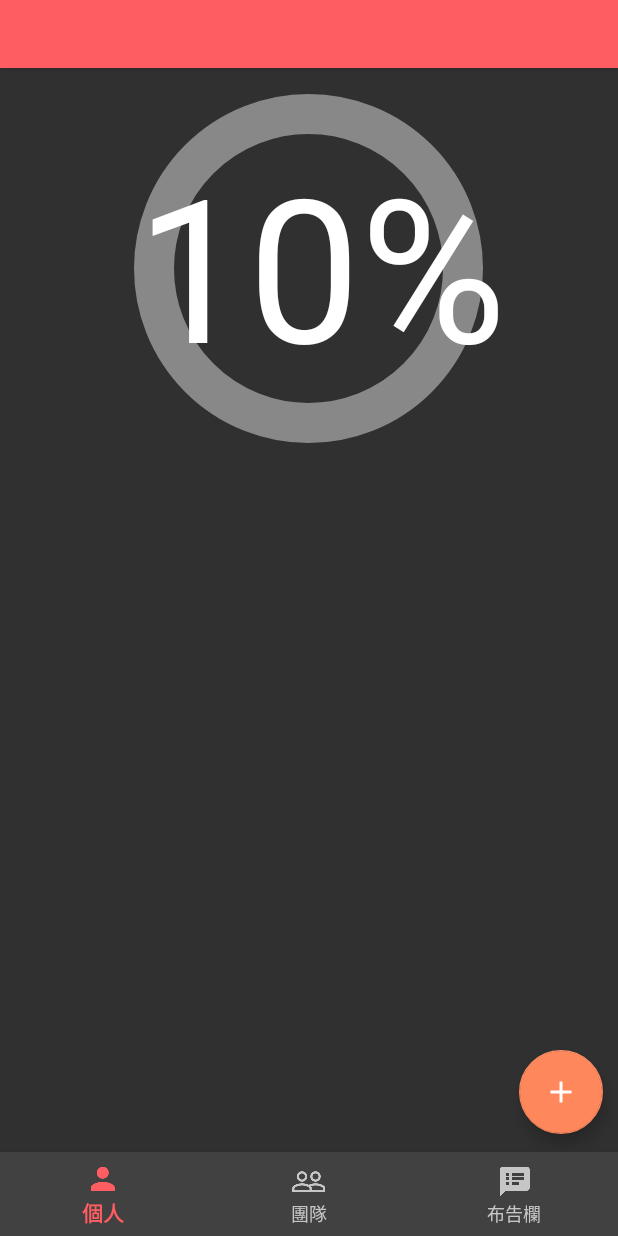
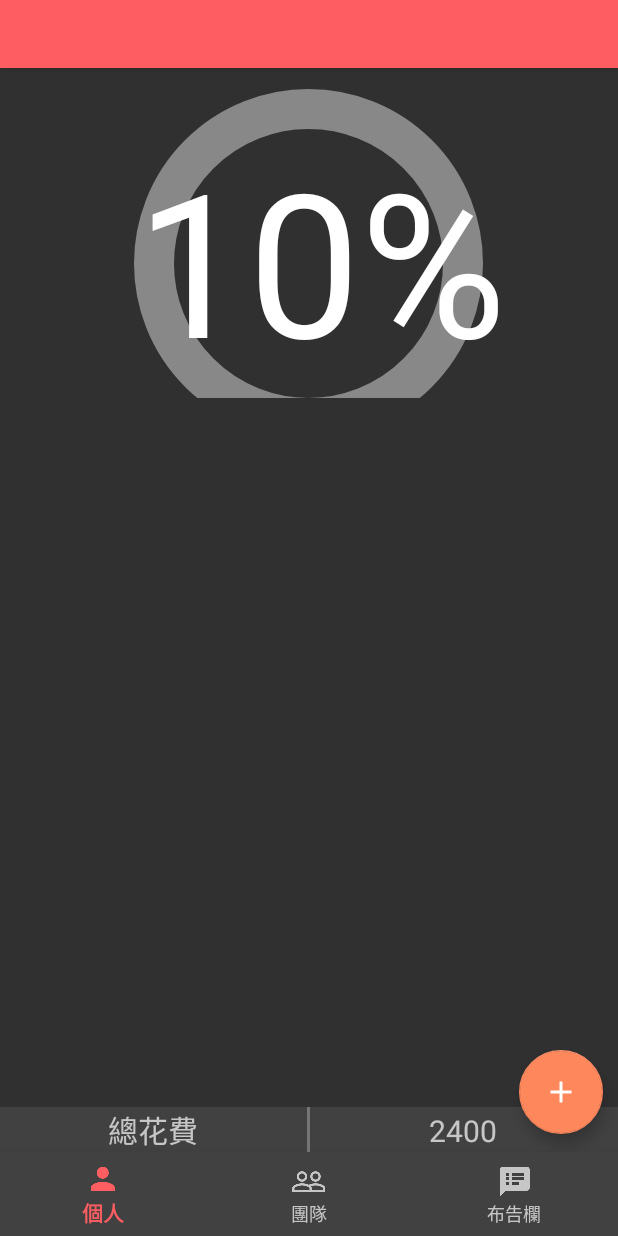
Before and after one commit to kmgs4524/ProjectCraft, an Android app: the fragment FinanceFragment placed in its activity, on a phone screen of 412 x 824 dp. Run offline under Robolectric (Android 15) with nearby library versions, the phone set to English and light mode, and no system bars; our stand-ins replace ButterKnife, CircleImageView, Firebase (no records; nobody signed in at launch, a user with empty details on screens opened directly), Picasso.

Commit message:
財務管理畫面下方新增總金額的LinearLayout、ProgressWheel新增一些註解

```diff
--- a/app/src/main/java/com/example/york/teamcraft/financefragment/ProgressWheel.java
+++ b/app/src/main/java/com/example/york/teamcraft/financefragment/ProgressWheel.java
@@ -78,10 +78,10 @@ public class ProgressWheel extends View {
     public void setPaintProgress() {
         paintProgress = new Paint();    // 進度條的畫筆
         paintProgress.setColor(Color.RED);
-        paintProgress.setAntiAlias(true);
-        paintProgress.setStyle(Paint.Style.STROKE);
-        paintProgress.setStrokeWidth(progressWidth);
-        paintProgress.setStrokeCap(Paint.Cap.ROUND);
+        paintProgress.setAntiAlias(true);   // 設定是否反鋸齒
+        paintProgress.setStyle(Paint.Style.STROKE); // 畫筆的樣式, STROKE為空心
+        paintProgress.setStrokeWidth(progressWidth);    // 當畫筆樣式為STROKE時, 設置畫筆的寬度
+        paintProgress.setStrokeCap(Paint.Cap.ROUND);    // 畫筆使末端的樣式, ROUND為圓弧狀
     }
 
     // 設定圓環背景
@@ -107,10 +107,8 @@ public class ProgressWheel extends View {
         // 每次重繪都增加1度
         sweepAngle = sweepAngle + 1;
 //        percentNum = percentNum + 1;
-        Log.d("percentNum", Integer.toString(percentNum));
 //        text = Integer.toString(percentNum);
         invalidate();   // 此方法會通知Android系統去呼叫onDraw()
-
     }
 
     @Override
@@ -125,7 +123,6 @@ public class ProgressWheel extends View {
         canvas.drawArc(rectF, startAngle, sweepAngle, false, paintProgress);
         // 進度百分比
         canvas.drawText(text, x, y, textPaint);
-
     }
 
 //    @Override
--- a/app/src/main/java/com/example/york/teamcraft/financefragment/view/FinanceFragment.java
+++ b/app/src/main/java/com/example/york/teamcraft/financefragment/view/FinanceFragment.java
@@ -12,6 +12,7 @@ import android.view.ViewGroup;
 
 import com.example.york.teamcraft.R;
 import com.example.york.teamcraft.accountingitemdialogfragment.AccountingItemFragment;
+import com.example.york.teamcraft.financefragment.ProgressWheel;
 import com.example.york.teamcraft.financefragment.model.AccountingItem;
 import com.example.york.teamcraft.financefragment.viewmodel.SetFloatingButton;
 import com.example.york.teamcraft.financefragment.viewmodel.SetRecyclerViewData;
@@ -21,12 +22,11 @@ import java.util.ArrayList;
 import butterknife.BindView;
 import butterknife.ButterKnife;
 
-/**
- * A simple {@link Fragment} subclass.
- */
 public class FinanceFragment extends Fragment implements FinanceView {
     private static String TAG = "FinanceFragment";
     // view
+    @BindView(R.id.progress_bar_remaining_amount)
+    ProgressWheel progressWheel;
     @BindView(R.id.fab_add_accounting_item)
     FloatingActionButton fabAddItem;
     @BindView(R.id.recycler_view_accounting)
@@ -60,6 +60,7 @@ public class FinanceFragment extends Fragment implements FinanceView {
         setRecyclerViewData.setRecyclerViewData();
         setFloatingButton = new SetFloatingButton(this);
         setFloatingButton.setFinanceView();
+        progressWheel.setProgressText();
 
         return view;
     }
--- a/app/src/main/res/layout/team_fragment_finance.xml
+++ b/app/src/main/res/layout/team_fragment_finance.xml
@@ -11,18 +11,49 @@
         style="@style/ToolBar" />
 
     <com.example.york.teamcraft.financefragment.ProgressWheel
-        android:id="@+id/progress_bar_total_amount"
+        android:id="@+id/progress_bar_remaining_amount"
         android:layout_width="wrap_content"
-        android:layout_height="250dp"
+        android:layout_height="220dp"
         android:layout_below="@+id/toolbar" />
 
     <android.support.v7.widget.RecyclerView
         android:id="@+id/recycler_view_accounting"
         android:layout_width="385dp"
-        android:layout_height="match_parent"
+        android:layout_height="wrap_content"
         android:layout_below="@+id/progress_bar_total_amount"
+        android:layout_above="@+id/linear_layout_total_amount"
         android:padding="8dp">
     </android.support.v7.widget.RecyclerView>
+
+    <LinearLayout
+        android:id="@+id/linear_layout_total_amount"
+        android:layout_width="match_parent"
+        android:layout_height="wrap_content"
+        android:layout_alignParentBottom="true"
+        android:background="#414141">
+
+        <TextView
+            android:layout_weight="2"
+            android:layout_width="0dp"
+            android:layout_height="wrap_content"
+            android:gravity="center"
+            android:textSize="20sp"
+            android:text="總花費"/>
+
+        <View
+            android:layout_weight="0.01"
+            android:layout_width="1dp"
+            android:layout_height="match_parent"
+            android:background="@color/secondary_text"/>
+
+        <TextView
+            android:layout_weight="2"
+            android:layout_width="0dp"
+            android:layout_height="wrap_content"
+            android:gravity="center"
+            android:textSize="20sp"
+            android:text="2400"/>
+    </LinearLayout>
 
     <android.support.design.widget.FloatingActionButton
         android:id="@+id/fab_add_accounting_item"
```
